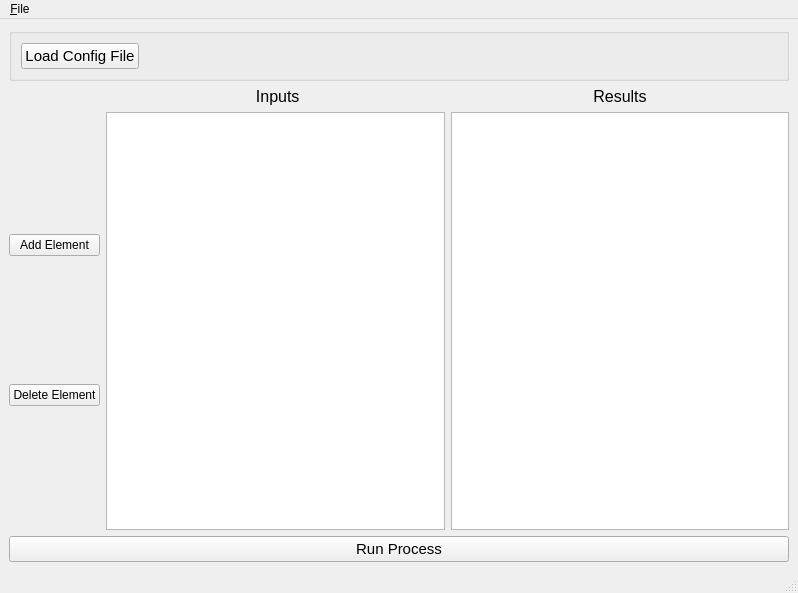
First picture: the form in project/app/ui/main_window.ui, repository LMaiorano/Link-Budget-Toolbox, before the edit.
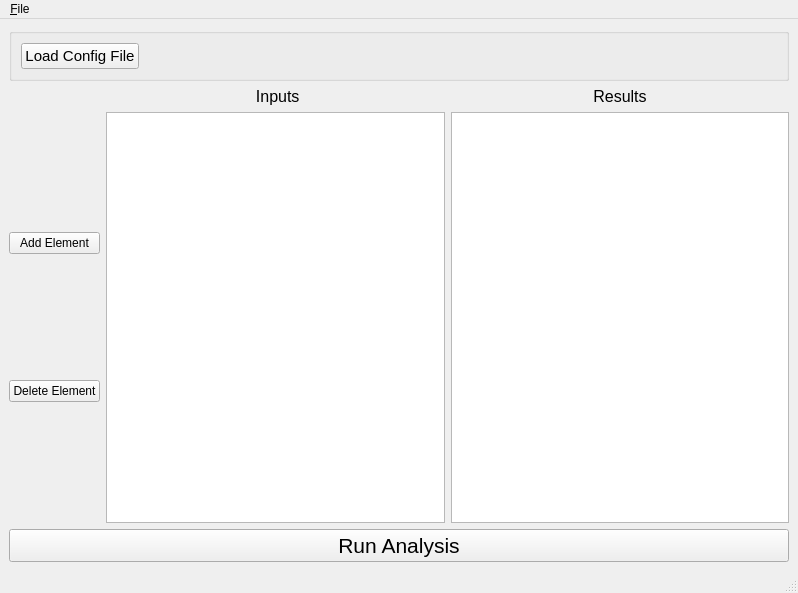
Second picture: the form after the edit.

What changed in the file:
```diff
--- a/project/app/ui/main_window.ui
+++ b/project/app/ui/main_window.ui
@@ -154,11 +154,11 @@
      <widget class="QPushButton" name="btn_run_process">
       <property name="font">
        <font>
-        <pointsize>11</pointsize>
+        <pointsize>16</pointsize>
        </font>
       </property>
       <property name="text">
-       <string>Run Process</string>
+       <string>Run Analysis</string>
       </property>
      </widget>
     </item>
```
